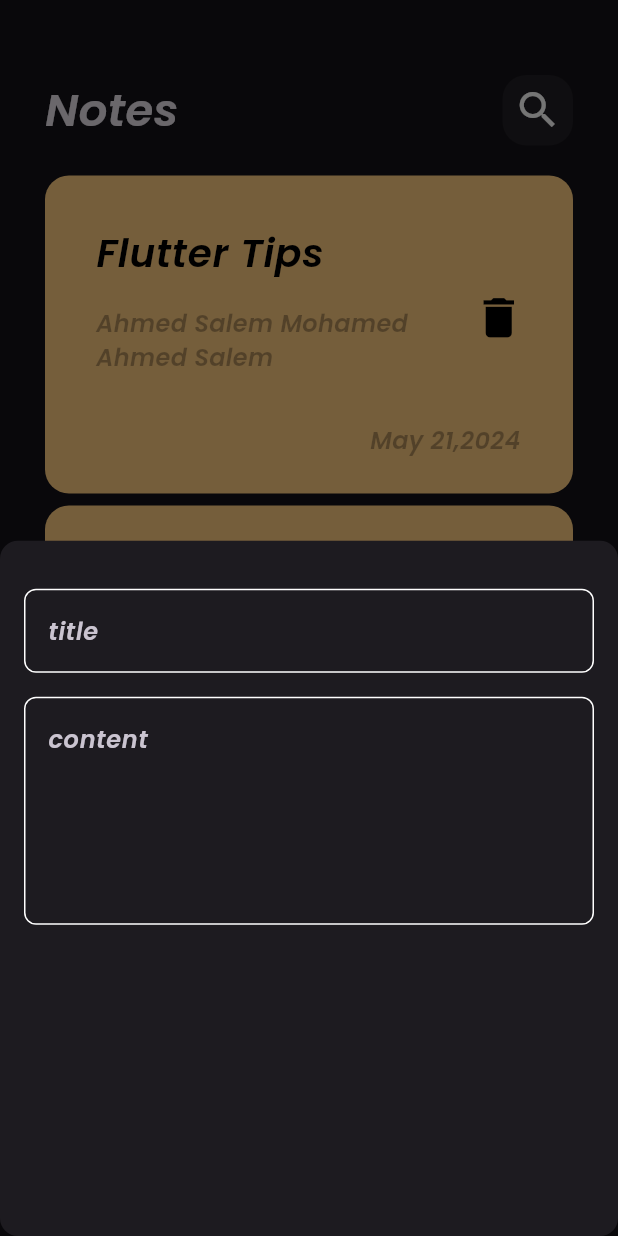
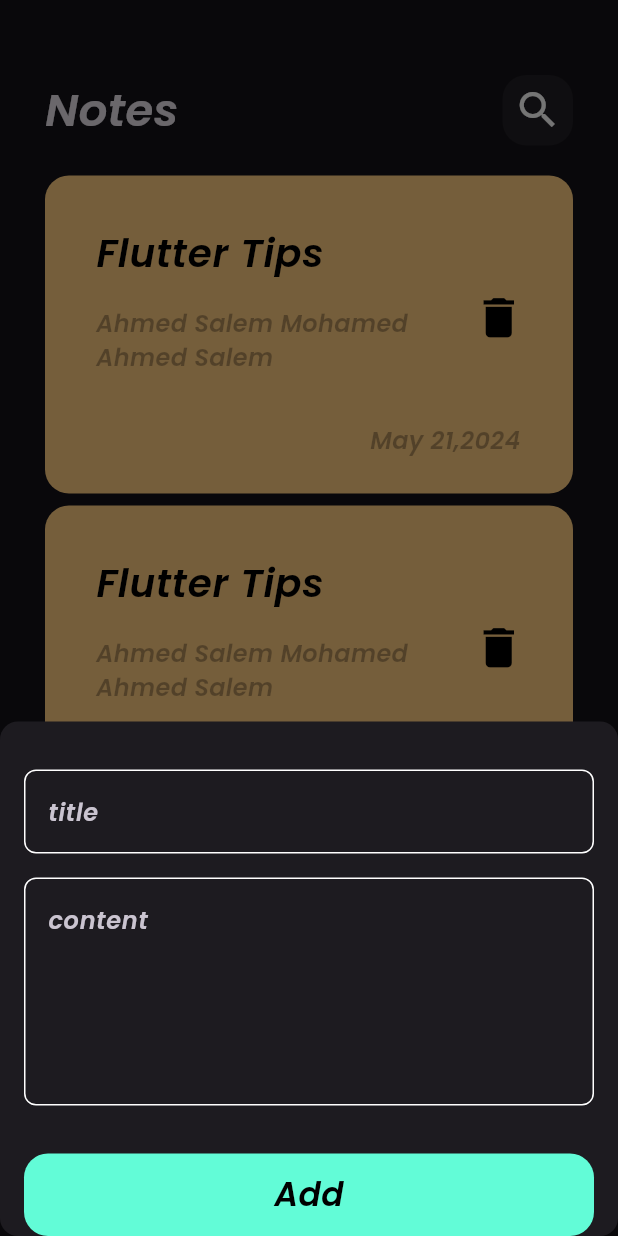
Before and after one commit to ahmedsalem2002m/notes_app, a Flutter app: the screen it shows after launch, after a tap on the "add" icon, on a phone screen of 412 x 824 dp. Run offline on Flutter 3.47's test engine with Material 3 defaults, Android fonts, the phone set to English and light mode, and no system bars.

Commit message:
create custom button

```diff
--- /dev/null
+++ b/lib/views/widgets/custom_button.dart
@@ -0,0 +1,28 @@
+import 'package:flutter/material.dart';
+
+import '../../constants.dart';
+
+class CustomButton extends StatelessWidget {
+  const CustomButton({super.key});
+
+  @override
+  Widget build(BuildContext context) {
+    return Container(
+      width: MediaQuery.of(context).size.width,
+      height: 55,
+      decoration: BoxDecoration(
+        color: kPrimaryColor,
+        borderRadius: BorderRadius.circular(16),
+      ),
+      child: const Center(
+        child: Text(
+          'Add',
+          style: TextStyle(
+              fontSize:22,
+              color: Colors.black
+          ),
+        ),
+      ),
+    );
+  }
+}
--- a/lib/views/widgets/custom_notes_bottomsheet.dart
+++ b/lib/views/widgets/custom_notes_bottomsheet.dart
@@ -1,5 +1,5 @@
 import 'package:flutter/material.dart';
-
+import 'custom_button.dart';
 import 'custom_text_field.dart';
 
 class AddNotesBottomSheet extends StatelessWidget {
@@ -8,17 +8,21 @@ class AddNotesBottomSheet extends StatelessWidget {
   @override
   Widget build(BuildContext context) {
     return const Padding(
-      padding: EdgeInsets.symmetric(
+      padding:EdgeInsets.symmetric(
         horizontal: 16
       ),
-      child:Column(
+      child:SingleChildScrollView(
+        child: Column(
           children: [
             SizedBox(height: 32,),
             CustomTextField(hint: 'title',),
             SizedBox(height: 16,),
             CustomTextField(maxLines: 5,hint: 'content',),
+            SizedBox(height: 32,),
+            CustomButton()
 
           ],
+        ),
       ),
     );
   }
```
Lines whose indentation alone changed are shown as unchanged.
